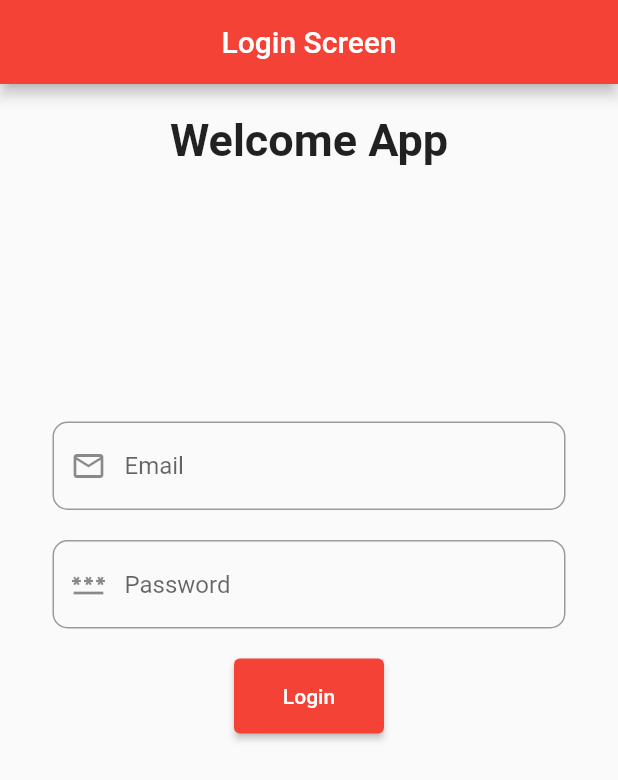
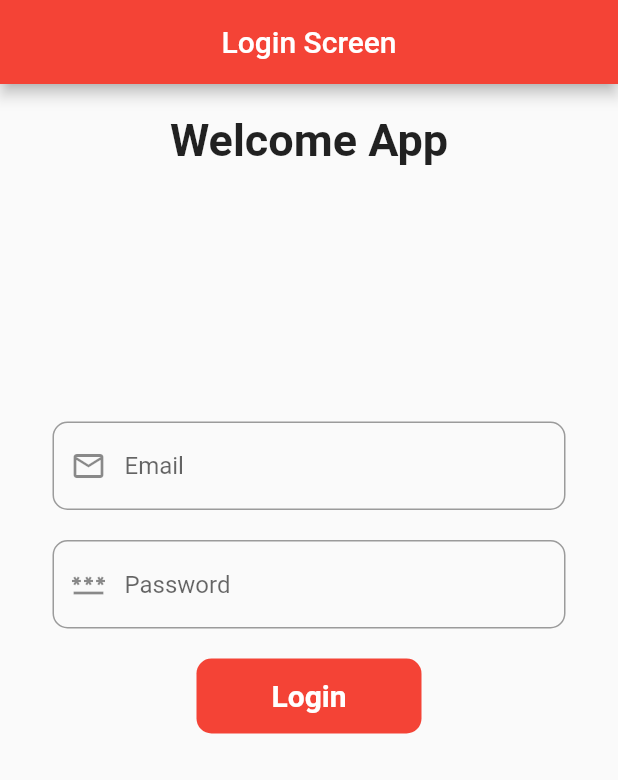
Before and after one commit to kamruddeen21/skill_project, a Flutter app: the screen it shows after launch, on a phone screen of 412 x 824 dp. Shown: the top 780 px of the screen. Run offline on Flutter 3.47's test engine with Material 2 defaults, Android fonts, the phone set to English and light mode, and no system bars.

Commit message:
logi button

```diff
--- a/lib/sceen/loginscreen.dart
+++ b/lib/sceen/loginscreen.dart
@@ -1,14 +1,22 @@
 import 'package:flutter/material.dart';
 import 'package:skill_project/sceen/homescreen.dart';
-class LoginScreen extends StatelessWidget {
-  const LoginScreen({super.key});
+class LoginScreen extends StatefulWidget {
+
+   LoginScreen({super.key});
+
+  @override
+  State<LoginScreen> createState() => _LoginScreenState();
+}
+
+class _LoginScreenState extends State<LoginScreen> {
+  bool changeButton = false;
 
   @override
   Widget build(BuildContext context) {
     return Scaffold(
       appBar: AppBar(
         centerTitle: true,
-        title: Text('Login Screen'),
+        title: const Text('Login Screen'),
       ),
 
       body: Padding(
@@ -16,8 +24,8 @@ class LoginScreen extends StatelessWidget {
         child: Column(
 
           children:  [
-             Center(),
-             Text('Welcome App',style: TextStyle(
+             const Center(),
+             const Text('Welcome App',style: TextStyle(
               fontSize: 30,
               fontWeight: FontWeight.bold,
             ),),
@@ -31,46 +39,72 @@ class LoginScreen extends StatelessWidget {
   decoration: InputDecoration(
     border: OutlineInputBorder(
       borderRadius: BorderRadius.circular(10),
-      borderSide:  BorderSide(
+      borderSide:  const BorderSide(
         color: Colors.black,
       ),
     ),
-    prefixIcon:  Icon(Icons.email_outlined),
+    prefixIcon:  const Icon(Icons.email_outlined),
     hintText: 'Email',
   ),
 ),
 
-
-
-                SizedBox(height: 20,),
+                const SizedBox(height: 20,),
               TextFormField(
                 obscureText: true,
 
                 decoration: InputDecoration(
                    border: OutlineInputBorder(
                     borderRadius: BorderRadius.circular(10),
-                    borderSide:  BorderSide(
+                    borderSide:  const BorderSide(
                       color: Colors.black,
                     )
                   ),
-                  prefixIcon: Icon(Icons.password_outlined),
+                  prefixIcon: const Icon(Icons.password_outlined),
                   hintText: 'Password',
                 ),
               ),
               const SizedBox(height: 20,),
-              ElevatedButton(
-   onPressed: () {
-    Navigator.push(context, MaterialPageRoute(builder: (context){
-      return HomeScreen();
-    }));
-    },
-   child:const Text(
-    'Login',),
-    style:   TextButton.styleFrom(
-minimumSize: const Size(100, 50)
-    ),
 
-   ),
+              InkWell(
+                onTap: () async{
+          setState((){
+            changeButton = true;
+          });
+          await Future.delayed(const Duration(seconds: 1));
+                  Navigator.push(context, MaterialPageRoute(builder: (context){
+    return const HomeScreen();
+   }));
+                },
+                child: AnimatedContainer(
+                  duration: const Duration(seconds: 1),
+                  height:50 ,width: changeButton? 50 :150,
+                 alignment: Alignment.center,
+                  decoration: BoxDecoration(
+                     color: Colors.red,
+                    borderRadius: BorderRadius.circular(changeButton?50:10)
+                  ),
+
+                  child:changeButton?Icon(Icons.done,color: Colors.white,) : Text('Login',
+                  style: TextStyle(
+                    fontSize: 20,
+                    color: Colors.white,
+                    fontWeight: FontWeight.bold,
+                  ),),
+                ),
+              )
+   //           ElevatedButton(
+  // onPressed: () {
+   // Navigator.push(context, MaterialPageRoute(builder: (context){
+     // return const HomeScreen();
+   // }));
+   // },
+    // child:const Text(
+    // 'Login',),
+   // style:   TextButton.styleFrom(
+// minimumSize: const Size(100, 50)
+  //  ),
+
+//   ),
 
                 ],
               ),
@@ -83,4 +117,5 @@ minimumSize: const Size(100, 50)
 
     );
   }
+
 }
```
